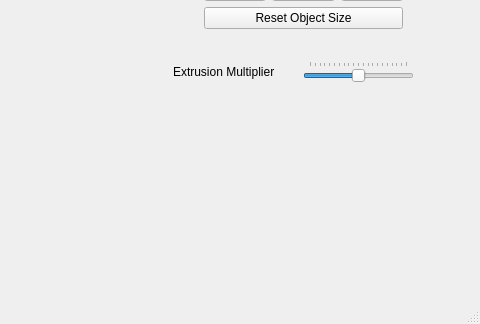
Qt form mainwindowform.ui (taylorgwood/FRE_Visualizer_GUI) before a commit; both pictures show x 522 to 1002 and y 357 to 681 of the 1002 by 681 pixel window.
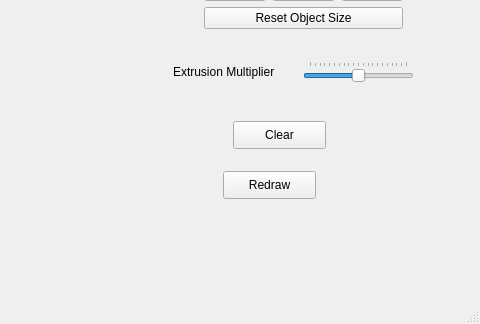
The same form after that commit.

Commit message: Added shapeList, clear and redraw buttons

Patch:
```diff
--- a/mainwindowform.ui
+++ b/mainwindowform.ui
@@ -316,6 +316,32 @@
       </item>
      </layout>
     </widget>
+    <widget class="QPushButton" name="clearButton">
+     <property name="geometry">
+      <rect>
+       <x>60</x>
+       <y>440</y>
+       <width>93</width>
+       <height>28</height>
+      </rect>
+     </property>
+     <property name="text">
+      <string>Clear</string>
+     </property>
+    </widget>
+    <widget class="QPushButton" name="redrawButton">
+     <property name="geometry">
+      <rect>
+       <x>50</x>
+       <y>490</y>
+       <width>93</width>
+       <height>28</height>
+      </rect>
+     </property>
+     <property name="text">
+      <string>Redraw</string>
+     </property>
+    </widget>
    </widget>
   </widget>
   <action name="actionOpen">
```
Left out of the diff: 2 changed lines with no effect on the pictures. The commit also changes 6 other files.
